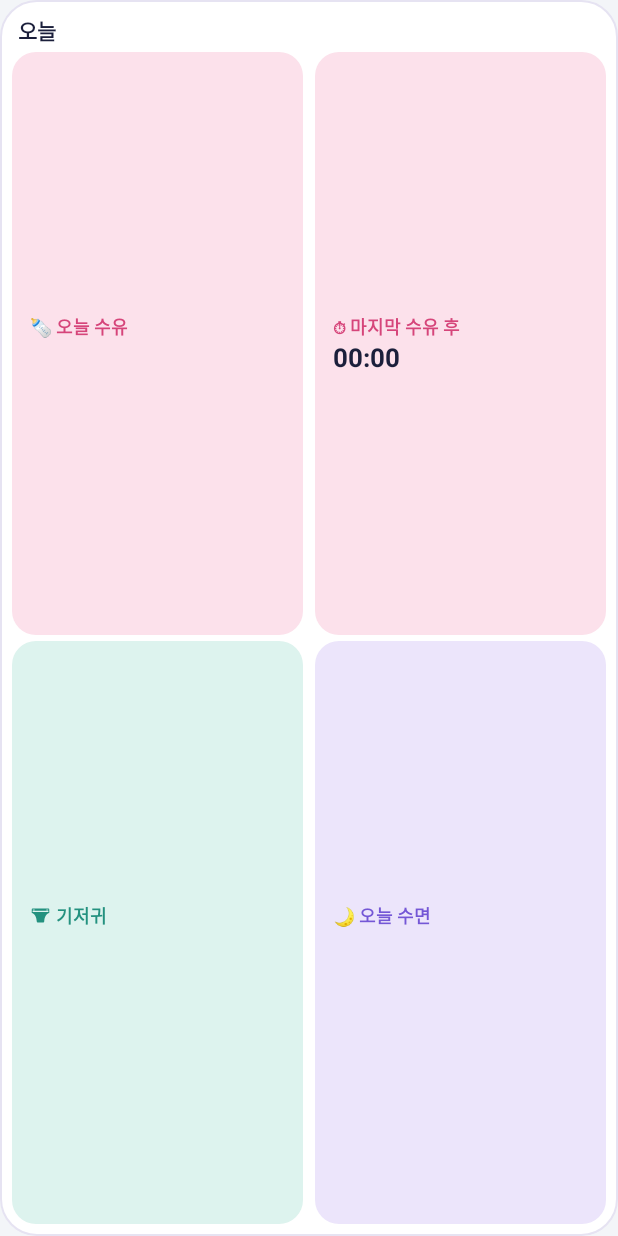
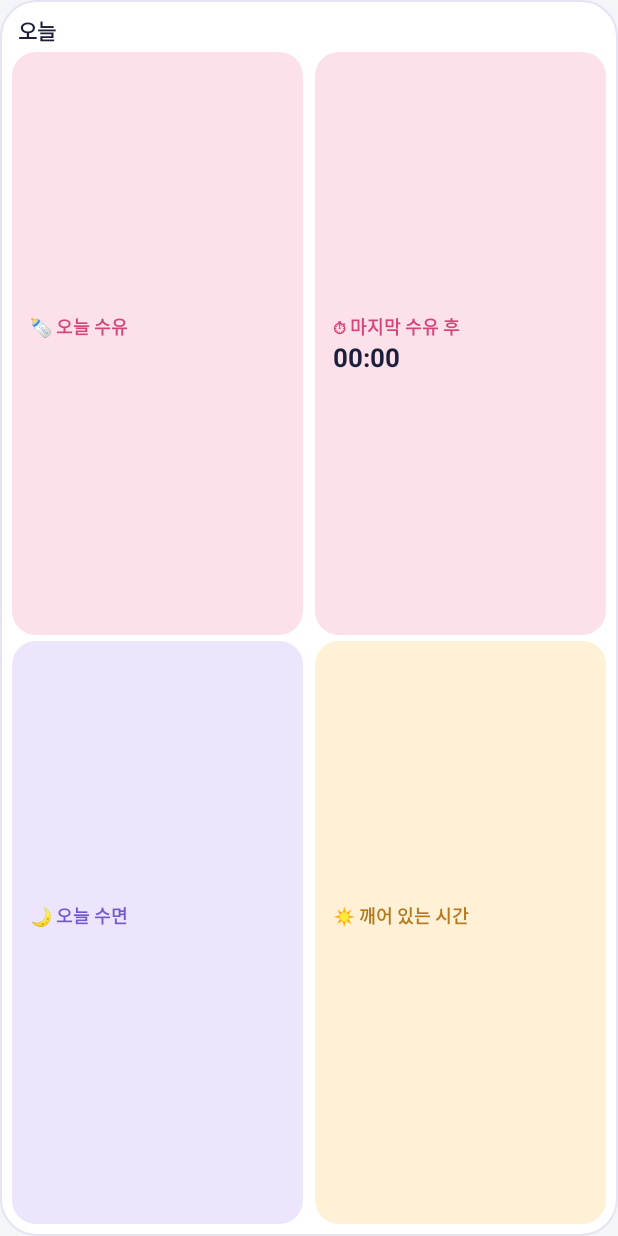
Before and after one commit to leecornell0131-ux/babylog, an Android app: the layout widget_today.xml on its own in the app's theme, with its tools: preview values and no code run, on a phone screen of 412 x 824 dp. Run offline under Robolectric (Android 15) with nearby library versions, the phone set to English and light mode, and no system bars.

```diff
--- a/android-app/app/src/main/java/kr/babylog/app/QuickWidget.kt
+++ b/android-app/app/src/main/java/kr/babylog/app/QuickWidget.kt
@@ -312,18 +312,21 @@ class DiaperWidget : BabyWidget() {
     }
 }
 
-// 5) 오늘 요약 (4×2): 수유 횟수·양, 수면 합계, 소변·대변 횟수, 마지막 수유 후 시간
+// 5) 오늘 요약 (4×2): 수유 횟수·양, 마지막 수유 후 시간, 오늘 수면 합계, 깨어 있는 시간
 class TodayWidget : BabyWidget() {
     override val baseW = 250f
     override val baseH = 120f
-    override val texts = mapOf(R.id.w_title to 14f, R.id.l_feed to 12f, R.id.l_gap to 12f, R.id.l_diaper to 12f, R.id.l_sleep to 12f,
-        R.id.t_feed to 17f, R.id.w_timer to 17f, R.id.w_none to 17f, R.id.t_diaper to 17f, R.id.t_sleep to 17f)
+    override val texts = mapOf(R.id.w_title to 14f, R.id.l_feed to 12f, R.id.l_gap to 12f, R.id.l_sleep to 12f, R.id.l_wake to 12f,
+        R.id.t_feed to 17f, R.id.w_timer to 17f, R.id.w_none to 17f, R.id.t_sleep to 17f, R.id.t_wake to 17f)
     override fun build(ctx: Context, d: Widgets.Data): RemoteViews {
         val v = RemoteViews(ctx.packageName, R.layout.widget_today)
         v.setTextViewText(R.id.w_title, "오늘 · ${d.name}")
         v.setTextViewText(R.id.t_feed, "${d.tFeeds}회" + if (d.tMl > 0) " · ${d.tMl}ml" else "")
         v.setTextViewText(R.id.t_sleep, if (d.tSleep > 0) Widgets.dur(d.tSleep) + (if (d.sleep > 0) " 💤" else "") else "기록 없음")
-        v.setTextViewText(R.id.t_diaper, "소 ${d.tPee} · 대 ${d.tPoo}")
+        // 자는 중이면 잠든 지, 깨어 있으면 마지막으로 깬 지 (1분마다 다시 그림)
+        v.setTextViewText(R.id.l_wake, if (d.sleep > 0) "🌙 잠든 지" else "☀️ 깨어 있는 시간")
+        val since = if (d.sleep > 0) d.sleep else d.lastWake
+        v.setTextViewText(R.id.t_wake, if (since > 0) Widgets.dur(maxOf(0L, d.now - since)) else "기록 없음")
         Widgets.show(v, R.id.w_timer, d.lastFeed > 0)
         Widgets.show(v, R.id.w_none, d.lastFeed == 0L)
         if (d.lastFeed > 0) Widgets.chrono(v, R.id.w_timer, d.lastFeed)
--- /dev/null
+++ b/android-app/app/src/main/res/drawable/tile_wake.xml
@@ -0,0 +1,4 @@
+<shape xmlns:android="http://schemas.android.com/apk/res/android" android:shape="rectangle">
+    <solid android:color="@color/btn_wake" />
+    <corners android:radius="16dp" />
+</shape>
--- a/android-app/app/src/main/res/layout/widget_today.xml
+++ b/android-app/app/src/main/res/layout/widget_today.xml
@@ -1,5 +1,5 @@
 <?xml version="1.0" encoding="utf-8"?>
-<!-- 오늘 요약 (4x2). 위: 수유 · 마지막 수유 후 / 아래: 기저귀 · 수면 -->
+<!-- 오늘 요약 (4x2). 위: 수유 · 마지막 수유 후 / 아래: 오늘 수면 · 깨어 있는 시간 -->
 <LinearLayout xmlns:android="http://schemas.android.com/apk/res/android"
     android:id="@+id/root"
     android:layout_width="match_parent"
@@ -120,44 +120,6 @@
             android:layout_height="match_parent"
             android:layout_weight="1"
             android:layout_marginEnd="4dp"
-            android:background="@drawable/tile_diaper"
-            android:gravity="center_vertical"
-            android:orientation="vertical"
-            android:paddingStart="12dp"
-            android:paddingEnd="8dp">
-
-            <TextView
-                android:id="@+id/l_diaper"
-                android:layout_width="wrap_content"
-                android:layout_height="wrap_content"
-                android:text="기저귀"
-                android:drawableStart="@drawable/ic_diaper"
-                android:drawablePadding="3dp"
-                android:gravity="center_vertical"
-                android:includeFontPadding="false"
-                android:maxLines="1"
-                android:textColor="@color/diaper_ink"
-                android:textSize="12sp"
-                android:textStyle="bold" />
-
-            <TextView
-                android:id="@+id/t_diaper"
-                android:layout_width="wrap_content"
-                android:layout_height="wrap_content"
-                android:maxLines="1"
-                android:ellipsize="end"
-                android:textColor="@color/widget_ink"
-                android:includeFontPadding="false"
-                android:layout_marginTop="2dp"
-                android:textSize="17sp"
-                android:textStyle="bold" />
-        </LinearLayout>
-
-        <LinearLayout
-            android:layout_width="0dp"
-            android:layout_height="match_parent"
-            android:layout_weight="1"
-            android:layout_marginStart="4dp"
             android:background="@drawable/tile_sleep"
             android:gravity="center_vertical"
             android:orientation="vertical"
@@ -187,5 +149,40 @@
                 android:textSize="17sp"
                 android:textStyle="bold" />
         </LinearLayout>
+
+        <LinearLayout
+            android:layout_width="0dp"
+            android:layout_height="match_parent"
+            android:layout_weight="1"
+            android:layout_marginStart="4dp"
+            android:background="@drawable/tile_wake"
+            android:gravity="center_vertical"
+            android:orientation="vertical"
+            android:paddingStart="12dp"
+            android:paddingEnd="8dp">
+
+            <TextView
+                android:id="@+id/l_wake"
+                android:layout_width="wrap_content"
+                android:layout_height="wrap_content"
+                android:text="☀️ 깨어 있는 시간"
+                android:includeFontPadding="false"
+                android:maxLines="1"
+                android:textColor="@color/wake_ink"
+                android:textSize="12sp"
+                android:textStyle="bold" />
+
+            <TextView
+                android:id="@+id/t_wake"
+                android:layout_width="wrap_content"
+                android:layout_height="wrap_content"
+                android:maxLines="1"
+                android:ellipsize="end"
+                android:textColor="@color/widget_ink"
+                android:includeFontPadding="false"
+                android:layout_marginTop="2dp"
+                android:textSize="17sp"
+                android:textStyle="bold" />
+        </LinearLayout>
     </LinearLayout>
 </LinearLayout>
--- a/android-app/app/src/main/res/values-night/colors.xml
+++ b/android-app/app/src/main/res/values-night/colors.xml
@@ -15,4 +15,6 @@
     <color name="sleep_ink">#B7A3F7</color>
     <color name="diaper_ink">#6FD6C2</color>
     <color name="poo_ink">#DDB088</color>
+    <color name="btn_wake">#4A3A1A</color>
+    <color name="wake_ink">#F2C46B</color>
 </resources>
--- a/android-app/app/src/main/res/values/colors.xml
+++ b/android-app/app/src/main/res/values/colors.xml
@@ -15,4 +15,6 @@
     <color name="sleep_ink">#7457D6</color>
     <color name="diaper_ink">#23917F</color>
     <color name="poo_ink">#9A6533</color>
+    <color name="btn_wake">#FFF1D6</color>
+    <color name="wake_ink">#B7791F</color>
 </resources>
```
